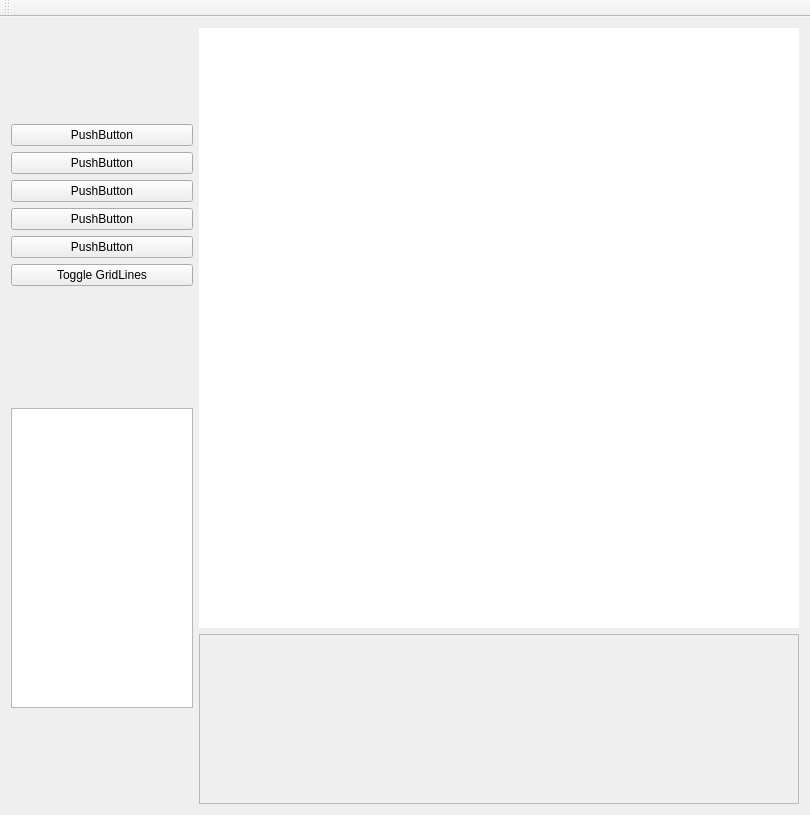
First picture: the form in SpriteEditor/mainwindow.ui, repository solosoren/Sprite-Editor, before the edit.
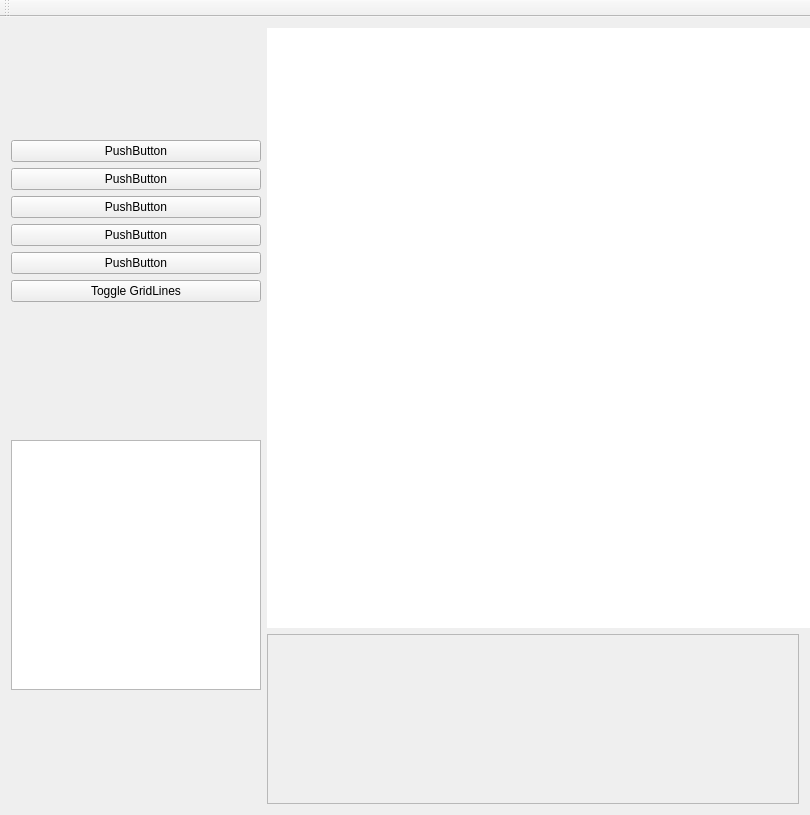
Second picture: the form after the edit.

```diff
--- a/SpriteEditor/mainwindow.ui
+++ b/SpriteEditor/mainwindow.ui
@@ -23,6 +23,9 @@
    <layout class="QGridLayout" name="gridLayout">
     <item row="0" column="0">
      <layout class="QVBoxLayout" name="verticalLayout_5">
+      <property name="sizeConstraint">
+       <enum>QLayout::SetFixedSize</enum>
+      </property>
       <item>
        <layout class="QVBoxLayout" name="verticalLayout_3">
         <item>
@@ -81,9 +84,12 @@
         <property name="orientation">
          <enum>Qt::Horizontal</enum>
         </property>
+        <property name="sizeType">
+         <enum>QSizePolicy::Expanding</enum>
+        </property>
         <property name="sizeHint" stdset="0">
          <size>
-          <width>40</width>
+          <width>250</width>
           <height>20</height>
          </size>
         </property>
@@ -91,10 +97,16 @@
       </item>
       <item>
        <widget class="QGraphicsView" name="graphicsView_2">
+        <property name="sizePolicy">
+         <sizepolicy hsizetype="Fixed" vsizetype="Fixed">
+          <horstretch>0</horstretch>
+          <verstretch>0</verstretch>
+         </sizepolicy>
+        </property>
         <property name="maximumSize">
          <size>
-          <width>300</width>
-          <height>300</height>
+          <width>250</width>
+          <height>250</height>
          </size>
         </property>
        </widget>
@@ -150,7 +162,7 @@
           <rect>
            <x>0</x>
            <y>0</y>
-           <width>598</width>
+           <width>530</width>
            <height>170</height>
           </rect>
          </property>
```
